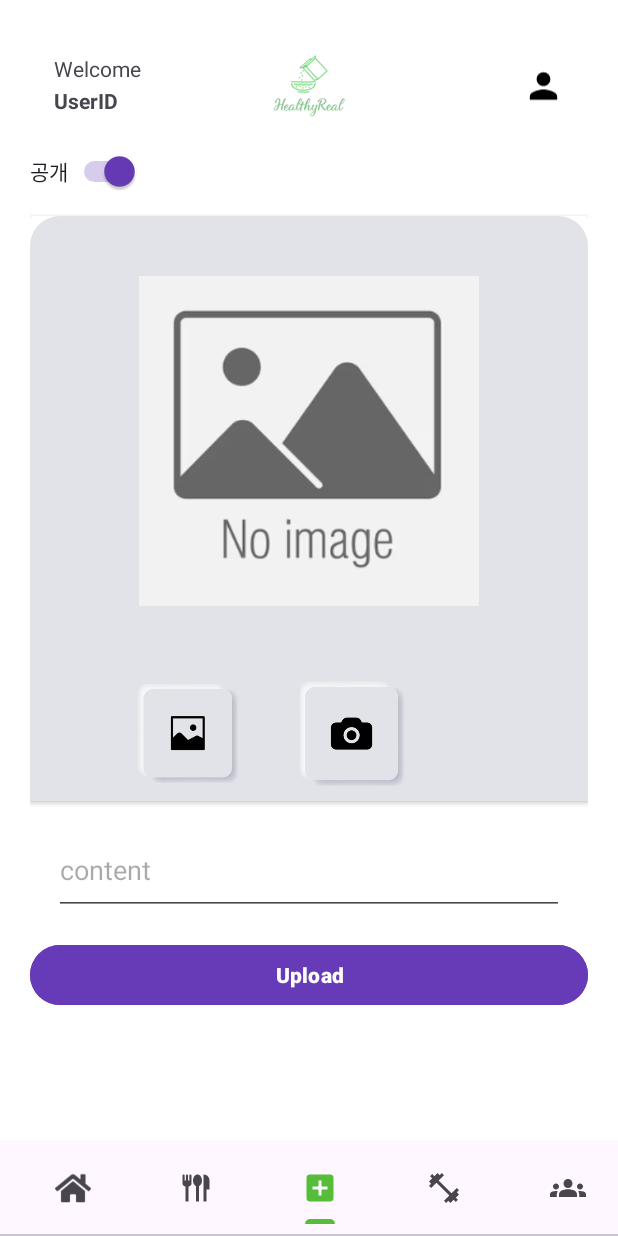
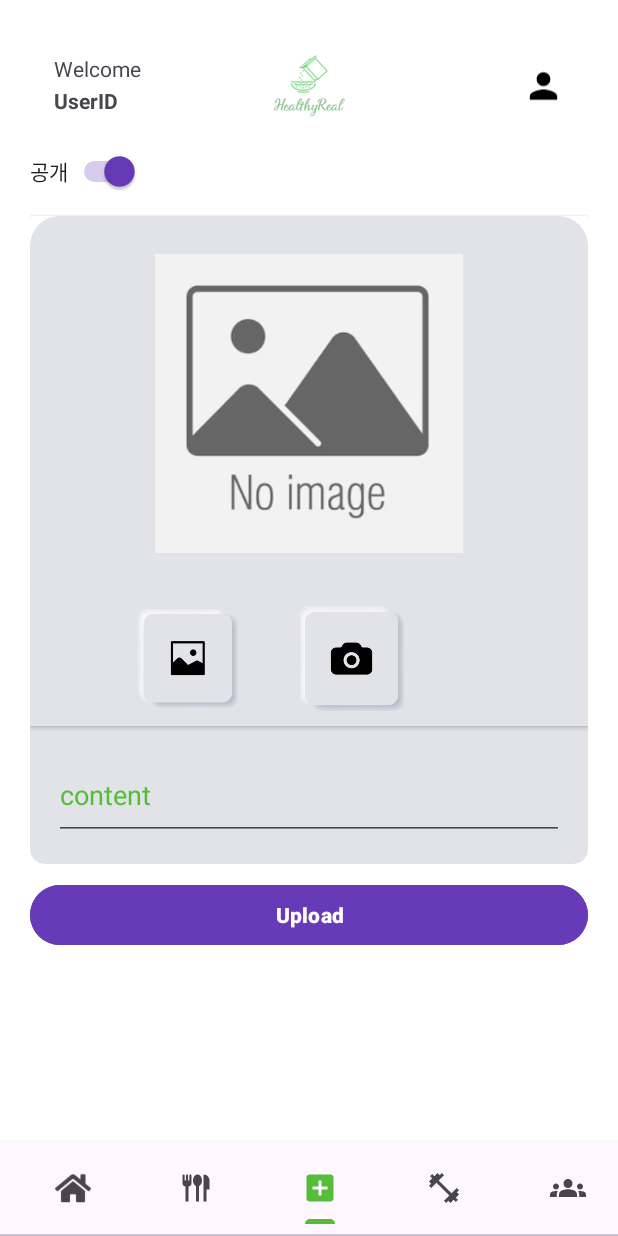
Before and after one commit to hanmincheol/Team_Android, an Android app: the fragment Content3 placed in its activity, item 3 of the bottom bar chosen, on a phone screen of 412 x 824 dp. Run offline under Robolectric (Android 15) with nearby library versions, the light colour scheme and no system bars; pictures from the network do not load; 4 statements that could not run were skipped.

Commit message:
레이아웃 수정

```diff
--- a/app/src/main/java/com/ict/tablayoutviewpager16/view/Content3.java
+++ b/app/src/main/java/com/ict/tablayoutviewpager16/view/Content3.java
@@ -219,7 +219,7 @@ public class Content3 extends Fragment {
             public void onResponse(Call<Integer> call, Response<Integer> response) {
                 if (response.isSuccessful()) {
                     int affected = response.body();
-                    Toast.makeText(requireContext(), "이미지가 업로드되었습니다. 영향을 받은 행 수: " + affected, Toast.LENGTH_SHORT).show();
+                    Toast.makeText(requireContext(), "이미지가 업로드되었습니다.", Toast.LENGTH_SHORT).show();
                     Log.d("Content3", "sendImageToServer() called. Affected rows: " + affected);
                     // 이미지 전송 후 값 초기화
                     capturedImageFile = null;
--- a/app/src/main/res/layout/content3_layout.xml
+++ b/app/src/main/res/layout/content3_layout.xml
@@ -95,11 +95,10 @@
                 android:layout_height="wrap_content"
                 android:layout_marginTop="10dp">
                 <ImageView
-
                     android:id="@+id/addphoto_image"
                     android:layout_width="match_parent"
-                    android:layout_height="300dp"
-                    android:padding="40dp"
+                    android:layout_height="250dp"
+                    android:padding="25dp"
                     android:layout_centerInParent="true"
                     android:src="@drawable/noimage"
                     android:background="@drawable/addpostpage"
@@ -147,7 +146,10 @@
 
                 </LinearLayout>
             </androidx.cardview.widget.CardView>
-
+            <LinearLayout
+                android:layout_width="match_parent"
+                android:layout_height="wrap_content"
+                android:background="@drawable/bottomaddpost">
                 <EditText
                     android:id="@+id/addphoto_edit_explain"
                     android:layout_width="match_parent"
@@ -156,15 +158,21 @@
                     android:layout_margin="16dp"
                     android:hint="content"
                     android:inputType="text"
+                    android:textColorHint="@color/my_primary"
                     app:layout_constraintBottom_toTopOf="@+id/addphoto_btn_gallery"
                     tools:layout_editor_absoluteX="16dp" />
+            </LinearLayout>
+
+
 
             <Button
                 android:id="@+id/addphoto_btn_upload"
                 android:layout_width="match_parent"
                 android:layout_height="wrap_content"
                 android:backgroundTint="@color/my_secondary"
+                android:textColor="@color/white"
                 android:layout_alignParentBottom="true"
+                android:layout_marginTop="10dp"
                 android:text="Upload"
                 android:textStyle="bold"
                 app:layout_constraintBottom_toBottomOf="parent" />
```
Lines whose indentation alone changed are shown as unchanged.
